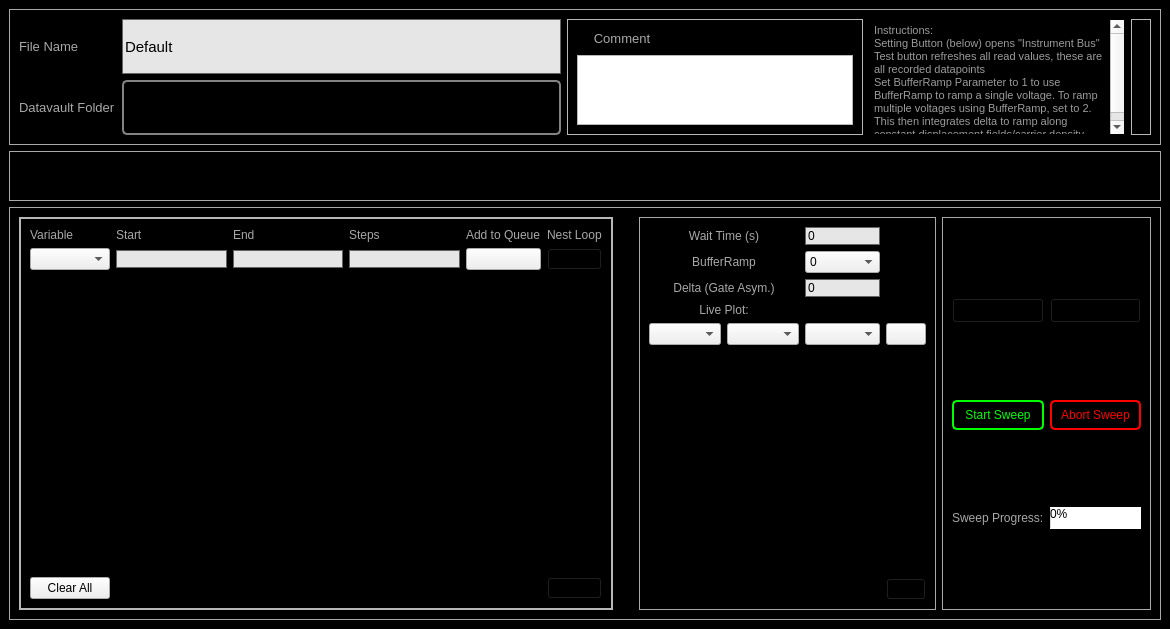
FeldmanLab/LabRAD-Device-Electrical_Measurement-ONline_Software, file DEMONS GUI/Transport Gate Sweep/MultiSweeperWindow.ui: the form before one commit.
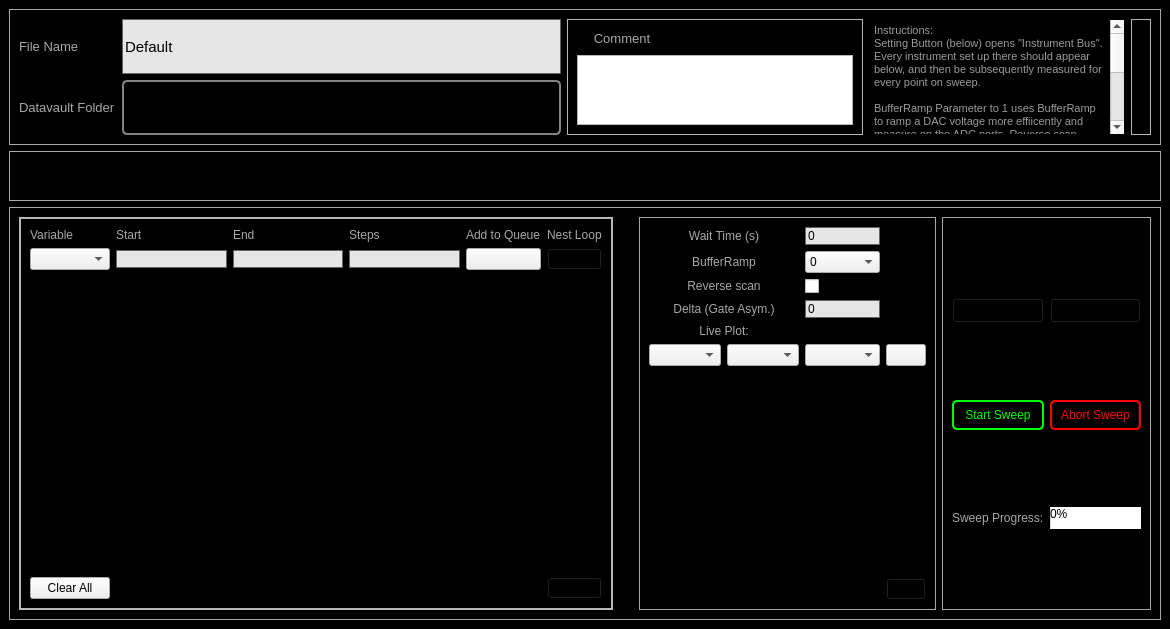
The form after the commit. Icons and pictures are not drawn.

Commit message: Updated instructions, added ability to control whether inner loops reverse direction or not

What changed in the file:
```diff
--- a/DEMONS GUI/Transport Gate Sweep/MultiSweeperWindow.ui
+++ b/DEMONS GUI/Transport Gate Sweep/MultiSweeperWindow.ui
@@ -107,9 +107,12 @@
 p, li { white-space: pre-wrap; }
 &lt;/style&gt;&lt;/head&gt;&lt;body style=&quot; font-family:'MS Shell Dlg 2'; font-size:7.8pt; font-weight:400; font-style:normal;&quot;&gt;
 &lt;p style=&quot; margin-top:0px; margin-bottom:0px; margin-left:0px; margin-right:0px; -qt-block-indent:0; text-indent:0px;&quot;&gt;&lt;span style=&quot; font-size:8pt; color:#9b9b9b;&quot;&gt;Instructions:&lt;/span&gt;&lt;/p&gt;
-&lt;p style=&quot; margin-top:0px; margin-bottom:0px; margin-left:0px; margin-right:0px; -qt-block-indent:0; text-indent:0px;&quot;&gt;&lt;span style=&quot; font-size:8pt; color:#9b9b9b;&quot;&gt;Setting Button (below) opens &amp;quot;Instrument Bus&amp;quot;&lt;/span&gt;&lt;/p&gt;
-&lt;p style=&quot; margin-top:0px; margin-bottom:0px; margin-left:0px; margin-right:0px; -qt-block-indent:0; text-indent:0px;&quot;&gt;&lt;span style=&quot; font-size:8pt; color:#9b9b9b;&quot;&gt;Test button refreshes all read values, these are all recorded datapoints&lt;/span&gt;&lt;/p&gt;
-&lt;p style=&quot; margin-top:0px; margin-bottom:0px; margin-left:0px; margin-right:0px; -qt-block-indent:0; text-indent:0px;&quot;&gt;&lt;span style=&quot; font-size:8pt; color:#9b9b9b;&quot;&gt;Set BufferRamp Parameter to 1 to use BufferRamp to ramp a single voltage. To ramp multiple voltages using BufferRamp, set to 2. This then integrates delta to ramp along constant displacement fields/carrier density. &lt;/span&gt;&lt;/p&gt;&lt;/body&gt;&lt;/html&gt;</string>
+&lt;p style=&quot; margin-top:0px; margin-bottom:0px; margin-left:0px; margin-right:0px; -qt-block-indent:0; text-indent:0px;&quot;&gt;&lt;span style=&quot; font-size:8pt; color:#9b9b9b;&quot;&gt;Setting Button (below) opens &amp;quot;Instrument Bus&amp;quot;. Every instrument set up there should appear below, and then be subsequently measured for every point on sweep.&lt;/span&gt;&lt;/p&gt;
+&lt;p style=&quot;-qt-paragraph-type:empty; margin-top:0px; margin-bottom:0px; margin-left:0px; margin-right:0px; -qt-block-indent:0; text-indent:0px;&quot;&gt;&lt;br /&gt;&lt;/p&gt;
+&lt;p style=&quot; margin-top:0px; margin-bottom:0px; margin-left:0px; margin-right:0px; -qt-block-indent:0; text-indent:0px;&quot;&gt;&lt;span style=&quot; font-size:8pt; color:#9b9b9b;&quot;&gt;BufferRamp Parameter to 1 uses BufferRamp to ramp a DAC voltage more effiicently and measure on the ADC ports. Reverse scan checked means that the voltage will go back and forth between &amp;quot;Start&amp;quot; and &amp;quot;End&amp;quot; repeatedly if it's in a nested loop rather than ramping back to &amp;quot;Start&amp;quot; each time.&lt;/span&gt;&lt;/p&gt;
+&lt;p style=&quot; margin-top:0px; margin-bottom:0px; margin-left:0px; margin-right:0px; -qt-block-indent:0; text-indent:0px;&quot;&gt;&lt;span style=&quot; font-size:8pt; color:#9b9b9b;&quot;&gt;BufferRamp Parameter to 2 uses BufferRamp to ramp two DAC voltages in an n-p array with capacitive asymmetry Delta. &lt;/span&gt;&lt;/p&gt;
+&lt;p style=&quot;-qt-paragraph-type:empty; margin-top:0px; margin-bottom:0px; margin-left:0px; margin-right:0px; -qt-block-indent:0; text-indent:0px; font-size:8pt; color:#9b9b9b;&quot;&gt;&lt;br /&gt;&lt;/p&gt;
+&lt;p style=&quot; margin-top:0px; margin-bottom:0px; margin-left:0px; margin-right:0px; -qt-block-indent:0; text-indent:0px;&quot;&gt;&lt;span style=&quot; font-size:8pt; color:#9b9b9b;&quot;&gt;Any set of variables enterd into the Live Plot table should open live plots on sweep start.&lt;/span&gt;&lt;/p&gt;&lt;/body&gt;&lt;/html&gt;</string>
            </property>
           </widget>
          </item>
@@ -480,28 +483,25 @@
            <property name="frameShadow">
             <enum>QFrame::Raised</enum>
            </property>
-           <layout class="QGridLayout" name="gridLayout_4" rowstretch="1,0,0,0,0,0,0,0,0" columnstretch="2,0,0,0">
-            <item row="3" column="2">
-             <widget class="QLineEdit" name="lineEdit_Delta">
+           <layout class="QGridLayout" name="gridLayout_4" rowstretch="1,0,0,0,0,0,0,0,0,0" columnstretch="2,0,0,0">
+            <item row="0" column="0" colspan="2">
+             <widget class="QLabel" name="label_11">
               <property name="text">
-               <string>0</string>
+               <string>&lt;html&gt;&lt;head/&gt;&lt;body&gt;&lt;p align=&quot;center&quot;&gt;Wait Time (s)&lt;/p&gt;&lt;/body&gt;&lt;/html&gt;</string>
               </property>
              </widget>
             </item>
-            <item row="0" column="2">
-             <widget class="QLineEdit" name="lineEdit_WaitTime">
-              <property name="text">
-               <string>0</string>
-              </property>
-             </widget>
-            </item>
-            <item row="6" column="2">
+            <item row="7" column="2">
              <widget class="QComboBox" name="comboBox_LivePlotDep"/>
             </item>
-            <item row="6" column="0">
-             <widget class="QComboBox" name="comboBox_LivePlotIndep"/>
+            <item row="2" column="0" colspan="2">
+             <widget class="QLabel" name="label_12">
+              <property name="text">
+               <string>&lt;html&gt;&lt;head/&gt;&lt;body&gt;&lt;p align=&quot;center&quot;&gt;BufferRamp&lt;/p&gt;&lt;/body&gt;&lt;/html&gt;</string>
+              </property>
+             </widget>
             </item>
-            <item row="7" column="0" colspan="4">
+            <item row="8" column="0" colspan="4">
              <widget class="QTableWidget" name="tableWidget_LivePlot">
               <property name="sizePolicy">
                <sizepolicy hsizetype="MinimumExpanding" vsizetype="Expanding">
@@ -517,56 +517,23 @@
               </property>
              </widget>
             </item>
-            <item row="6" column="1">
+            <item row="7" column="1">
              <widget class="QComboBox" name="comboBox_LivePlotIndepY"/>
             </item>
-            <item row="6" column="3">
-             <widget class="QPushButton" name="pushButton_AddPlot">
-              <property name="styleSheet">
-               <string notr="true">#pushButton_AddPlot{image:url(:/Pictures/Pictures/addPlotIcon.png);background: black;}\n\nQPushButton:pressed#pushButton_Setting{
-image:url(:/Pictures/Pictures/addPlotIcon.png);background: black;
-border: 2px rgb(131,131,131);border-radius: 5px}</string>
-              </property>
-              <property name="text">
-               <string/>
-              </property>
-             </widget>
-            </item>
-            <item row="8" column="3">
-             <widget class="QPushButton" name="pushButton_DeletePlot">
-              <property name="styleSheet">
-               <string notr="true">#pushButton_DeletePlot{image:url(:/Pictures/Pictures/remove.png);background: black;}</string>
-              </property>
-              <property name="text">
-               <string/>
-              </property>
-             </widget>
-            </item>
             <item row="4" column="0" colspan="2">
-             <widget class="QLabel" name="label">
-              <property name="text">
-               <string>&lt;html&gt;&lt;head/&gt;&lt;body&gt;&lt;p align=&quot;center&quot;&gt;Live Plot:&lt;/p&gt;&lt;/body&gt;&lt;/html&gt;</string>
-              </property>
-             </widget>
-            </item>
-            <item row="3" column="0" colspan="2">
              <widget class="QLabel" name="label_4">
               <property name="text">
                <string>&lt;html&gt;&lt;head/&gt;&lt;body&gt;&lt;p align=&quot;center&quot;&gt;Delta (Gate Asym.)&lt;/p&gt;&lt;/body&gt;&lt;/html&gt;</string>
               </property>
              </widget>
             </item>
-            <item row="2" column="0" colspan="2">
-             <widget class="QLabel" name="label_12">
-              <property name="text">
-               <string>&lt;html&gt;&lt;head/&gt;&lt;body&gt;&lt;p align=&quot;center&quot;&gt;BufferRamp&lt;/p&gt;&lt;/body&gt;&lt;/html&gt;</string>
-              </property>
-             </widget>
+            <item row="7" column="0">
+             <widget class="QComboBox" name="comboBox_LivePlotIndep"/>
             </item>
-            <item row="0" column="0" colspan="2">
-             <widget class="QLabel" name="label_11">
+            <item row="4" column="2">
+             <widget class="QLineEdit" name="lineEdit_Delta">
               <property name="text">
-               <string>&lt;html&gt;&lt;head/&gt;&lt;body&gt;&lt;p align=&quot;center&quot;&gt;Wait Time (s)&lt;/p&gt;&lt;/body&gt;&lt;/html&gt;</string>
+               <string>0</string>
               </property>
              </widget>
             </item>
@@ -589,6 +556,56 @@
               </item>
              </widget>
             </item>
+            <item row="9" column="3">
+             <widget class="QPushButton" name="pushButton_DeletePlot">
+              <property name="styleSheet">
+               <string notr="true">#pushButton_DeletePlot{image:url(:/Pictures/Pictures/remove.png);background: black;}</string>
+              </property>
+              <property name="text">
+               <string/>
+              </property>
+             </widget>
+            </item>
+            <item row="5" column="0" colspan="2">
+             <widget class="QLabel" name="label">
+              <property name="text">
+               <string>&lt;html&gt;&lt;head/&gt;&lt;body&gt;&lt;p align=&quot;center&quot;&gt;Live Plot:&lt;/p&gt;&lt;/body&gt;&lt;/html&gt;</string>
+              </property>
+             </widget>
+            </item>
+            <item row="7" column="3">
+             <widget class="QPushButton" name="pushButton_AddPlot">
+              <property name="styleSheet">
+               <string notr="true">#pushButton_AddPlot{image:url(:/Pictures/Pictures/addPlotIcon.png);background: black;}\n\nQPushButton:pressed#pushButton_Setting{
+image:url(:/Pictures/Pictures/addPlotIcon.png);background: black;
+border: 2px rgb(131,131,131);border-radius: 5px}</string>
+              </property>
+              <property name="text">
+               <string/>
+              </property>
+             </widget>
+            </item>
+            <item row="0" column="2">
+             <widget class="QLineEdit" name="lineEdit_WaitTime">
+              <property name="text">
+               <string>0</string>
+              </property>
+             </widget>
+            </item>
+            <item row="3" column="2">
+             <widget class="QCheckBox" name="checkBox_Reverse">
+              <property name="text">
+               <string/>
+              </property>
+             </widget>
+            </item>
+            <item row="3" column="0" colspan="2">
+             <widget class="QLabel" name="label_14">
+              <property name="text">
+               <string>&lt;html&gt;&lt;head/&gt;&lt;body&gt;&lt;p align=&quot;center&quot;&gt;Reverse scan&lt;/p&gt;&lt;/body&gt;&lt;/html&gt;</string>
+              </property>
+             </widget>
+            </item>
            </layout>
           </widget>
          </item>
```
The commit also changes 2 other files.
